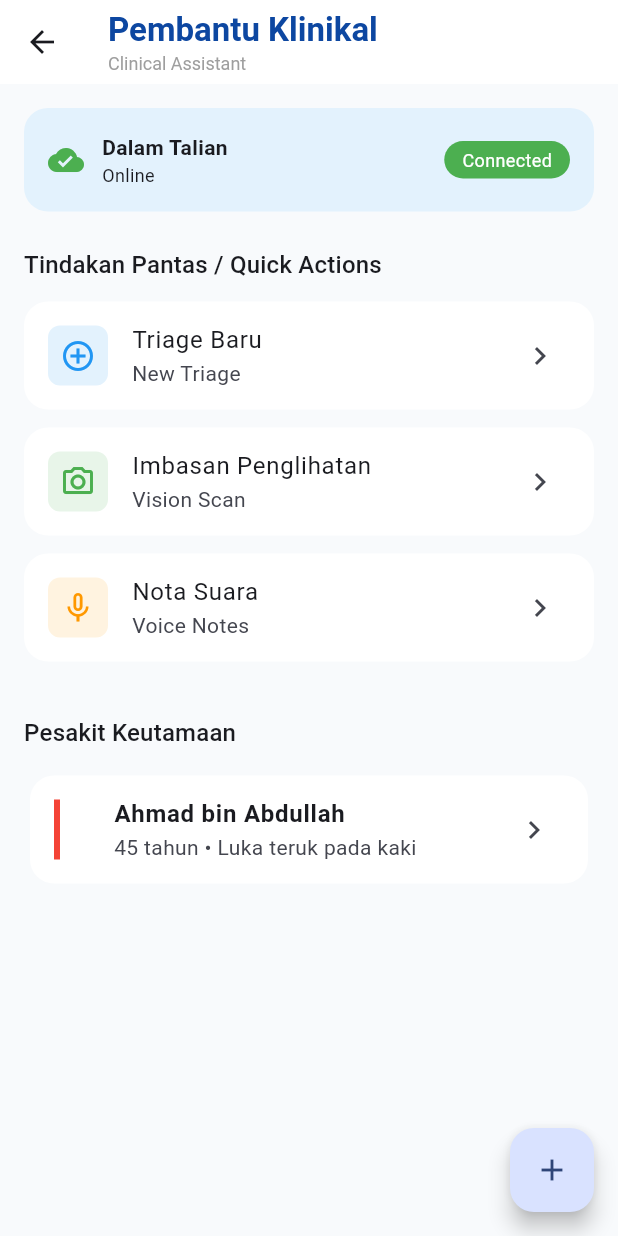
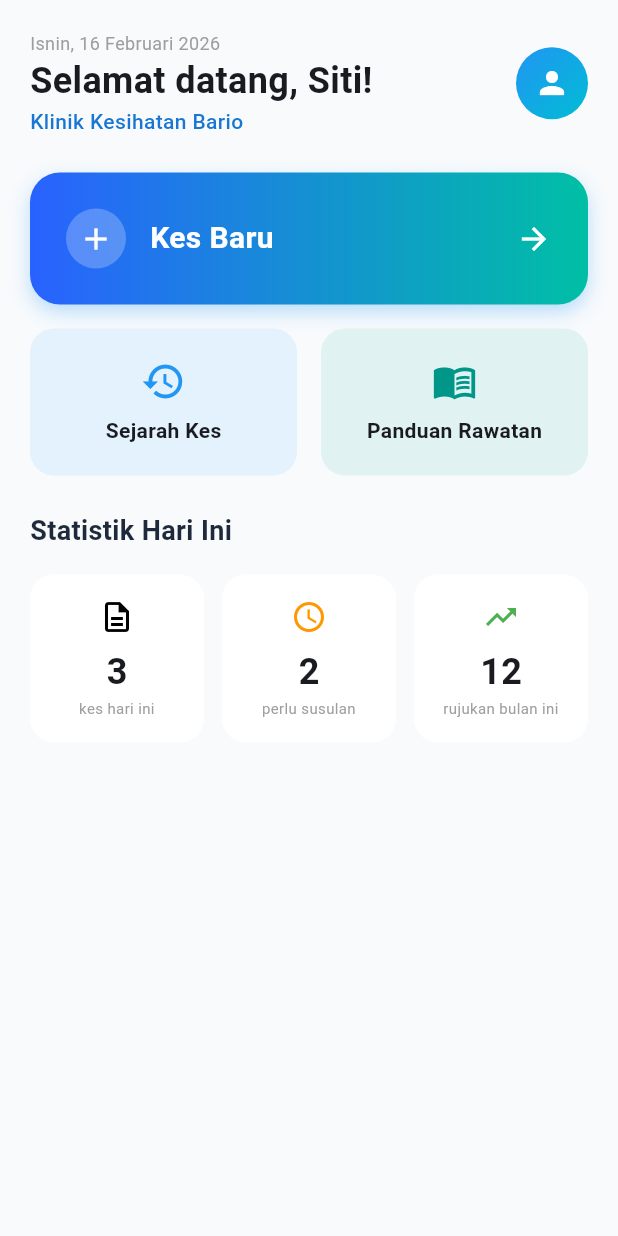
Before and after one commit to Kearskill/kitahackLah, a Flutter app: the HomeView screen opened directly, on a phone screen of 412 x 824 dp. Run offline on Flutter 3.47's test engine with Material 3 defaults, Android fonts, the phone set to English and light mode, and no system bars; our stand-ins replace shared_preferences; accounts and stored records are empty.

Commit message:
Last commit for the day

```diff
--- a/lib/features/home/home_view.dart
+++ b/lib/features/home/home_view.dart
@@ -6,112 +6,251 @@ class HomeView extends StatelessWidget {
   @override
   Widget build(BuildContext context) {
     return Scaffold(
-      appBar: AppBar(
-        title: const Column(
-          crossAxisAlignment: CrossAxisAlignment.start,
-          children: [
-            Text("Pembantu Klinikal", style: TextStyle(fontWeight: FontWeight.bold, color: Color(0xFF0D47A1))),
-            Text("Clinical Assistant", style: TextStyle(fontSize: 12, color: Colors.grey)),
-          ],
-        ),
-        backgroundColor: Colors.white,
-        elevation: 0,
-      ),
-      body: SingleChildScrollView(
-        padding: const EdgeInsets.all(16.0),
+      backgroundColor: const Color(0xFFF8FAFC),
+      body: SafeArea(
+        child: SingleChildScrollView(
+          padding: const EdgeInsets.all(20.0),
           child: Column(
             crossAxisAlignment: CrossAxisAlignment.start,
             children: [
-            // Status Card
-            _buildStatusCard(),
+              _buildHeader(),
               const SizedBox(height: 24),
-
-            Text("Tindakan Pantas / Quick Actions", style: Theme.of(context).textTheme.titleMedium),
-            const SizedBox(height: 12),
-
-            // Quick Action Buttons
-            _buildActionCard(Icons.add_circle_outline, "Triage Baru", "New Triage", Colors.blue.shade50, Colors.blue),
-            _buildActionCard(Icons.camera_alt_outlined, "Imbasan Penglihatan", "Vision Scan", Colors.green.shade50, Colors.green),
-            _buildActionCard(Icons.mic_none, "Nota Suara", "Voice Notes", Colors.orange.shade50, Colors.orange),
-
+              _buildMainActionCard(),
+              const SizedBox(height: 16),
+              _buildSecondaryActions(),
               const SizedBox(height: 24),
-            Text("Pesakit Keutamaan", style: Theme.of(context).textTheme.titleMedium),
-            const SizedBox(height: 12),
-
-            // Patient List Item
-            _buildPatientCard("Ahmad bin Abdullah", "Red", "45 tahun • Luka teruk pada kaki"),
+              const Text(
+                "Statistik Hari Ini",
+                style: TextStyle(fontSize: 18, fontWeight: FontWeight.bold, color: Color(0xFF1E293B)),
+              ),
+              const SizedBox(height: 16),
+              _buildStatisticsGrid(),
             ],
           ),
         ),
-    //   bottomNavigationBar: NavigationBar(
-    //     destinations: const [
-    //       NavigationDestination(icon: Icon(Icons.home), label: 'Utama'),
-    //       NavigationDestination(icon: Icon(Icons.camera_alt), label: 'Imbasan'),
-    //       NavigationDestination(icon: Icon(Icons.description), label: 'Laporan'),
-    //     ],
-    //   ),
-      floatingActionButton: FloatingActionButton(
-        onPressed: () {}, // This would trigger your AI/Gemini assistant
-        child: const Icon(Icons.add),
       ),
     );
   }
 
-  Widget _buildStatusCard() {
-    return Container(
-      padding: const EdgeInsets.all(16),
-      decoration: BoxDecoration(
-        color: const Color(0xFFE3F2FD),
-        borderRadius: BorderRadius.circular(16),
-      ),
-      child: Row(
+  Widget _buildHeader() {
+    return Row(
+      mainAxisAlignment: MainAxisAlignment.spaceBetween,
       children: [
-          const Icon(Icons.cloud_done, color: Colors.green),
-          const SizedBox(width: 12),
-          const Expanded(
-            child: Column(
+        Column(
           crossAxisAlignment: CrossAxisAlignment.start,
           children: [
-                Text("Dalam Talian", style: TextStyle(fontWeight: FontWeight.bold)),
-                Text("Online", style: TextStyle(fontSize: 12)),
+            const Text("Isnin, 16 Februari 2026", style: TextStyle(color: Colors.grey, fontSize: 12)),
+            const Text("Selamat datang, Siti!", style: TextStyle(fontSize: 24, fontWeight: FontWeight.bold)),
+            Text("Klinik Kesihatan Bario", style: TextStyle(color: Colors.blue.shade700, fontWeight: FontWeight.w500)),
           ],
         ),
+        Container(
+          width: 48, // This is radius * 2
+          height: 48,
+          decoration: const BoxDecoration(
+            shape: BoxShape.circle,
+            gradient: LinearGradient(
+              colors: [Color(0xFF2196F3), Color(0xFF00BCD4)],
+              begin: Alignment.topLeft,
+              end: Alignment.bottomRight,
             ),
-          Container(
-            padding: const EdgeInsets.symmetric(horizontal: 12, vertical: 4),
-            decoration: BoxDecoration(color: Colors.green, borderRadius: BorderRadius.circular(20)),
-            child: const Text("Connected", style: TextStyle(color: Colors.white, fontSize: 12)),
-          )
+          ),
+          child: const Icon(Icons.person, color: Colors.white), // Optional: Add an icon inside
+        ),
+      ],
+    );
+  }
+
+  Widget _buildMainActionCard() {
+    return Container(
+      padding: const EdgeInsets.all(24),
+      decoration: BoxDecoration(
+        gradient: const LinearGradient(colors: [Color(0xFF2962FF), Color(0xFF00BFA5)]),
+        borderRadius: BorderRadius.circular(20),
+        boxShadow: [BoxShadow(color: Colors.blue.withValues(alpha: 0.3), blurRadius: 10, offset: const Offset(0, 5))],
+      ),
+      child: const Row(
+        children: [
+          CircleAvatar(backgroundColor: Colors.white24, child: Icon(Icons.add, color: Colors.white)),
+          SizedBox(width: 16),
+          Text("Kes Baru", style: TextStyle(color: Colors.white, fontSize: 20, fontWeight: FontWeight.bold)),
+          Spacer(),
+          Icon(Icons.arrow_forward, color: Colors.white),
         ],
       ),
     );
   }
 
-  Widget _buildActionCard(IconData icon, String title, String subtitle, Color bgColor, Color iconColor) {
-    return Card(
-      margin: const EdgeInsets.only(bottom: 12),
-      child: ListTile(
-        leading: Container(
-          padding: const EdgeInsets.all(8),
-          decoration: BoxDecoration(color: bgColor, borderRadius: BorderRadius.circular(8)),
-          child: Icon(icon, color: iconColor),
+  Widget _buildSecondaryActions() {
+    return Row(
+      children: [
+        _buildSmallAction("Sejarah Kes", Icons.history, Colors.blue.shade50, Colors.blue),
+        const SizedBox(width: 16),
+        _buildSmallAction("Panduan Rawatan", Icons.menu_book, Colors.teal.shade50, Colors.teal),
+      ],
+    );
+  }
+
+  Widget _buildSmallAction(String title, IconData icon, Color bg, Color iconCol) {
+    return Expanded(
+      child: Container(
+        padding: const EdgeInsets.symmetric(vertical: 20),
+        decoration: BoxDecoration(color: bg, borderRadius: BorderRadius.circular(16)),
+        child: Column(
+          children: [
+            Icon(icon, color: iconCol, size: 30),
+            const SizedBox(height: 8),
+            Text(title, style: const TextStyle(fontWeight: FontWeight.bold)),
+          ],
         ),
-        title: Text(title),
-        subtitle: Text(subtitle),
-        trailing: const Icon(Icons.chevron_right),
-        onTap: () {}, // Navigate to feature here
       ),
     );
   }
 
-  Widget _buildPatientCard(String name, String priority, String desc) {
-    return Card(
-      child: ListTile(
-        leading: Container(width: 4, color: Colors.red, height: 40),
-        title: Text(name, style: const TextStyle(fontWeight: FontWeight.bold)),
-        subtitle: Text(desc),
-        trailing: const Icon(Icons.chevron_right),
+  Widget _buildStatisticsGrid() {
+    return Row(
+      children: [
+        _buildStatCard("3", "kes hari ini", Icons.description_outlined, Colors.black),
+        const SizedBox(width: 12),
+        _buildStatCard("2", "perlu susulan", Icons.access_time, Colors.orange),
+        const SizedBox(width: 12),
+        _buildStatCard("12", "rujukan bulan ini", Icons.trending_up, Colors.green),
+      ],
+    );
+  }
+
+  Widget _buildStatCard(String val, String label, IconData icon, Color iconCol) {
+    return Expanded(
+      child: Container(
+        padding: const EdgeInsets.all(16),
+        decoration: BoxDecoration(color: Colors.white, borderRadius: BorderRadius.circular(16)),
+        child: Column(
+          children: [
+            Icon(icon, color: iconCol),
+            const SizedBox(height: 8),
+            Text(val, style: const TextStyle(fontSize: 24, fontWeight: FontWeight.bold)),
+            Text(label, textAlign: TextAlign.center, style: const TextStyle(fontSize: 10, color: Colors.grey)),
+          ],
+        ),
       ),
     );
   }
 }
+
+// import 'package:flutter/material.dart';
+
+// class HomeView extends StatelessWidget {
+//   const HomeView({super.key});
+
+//   @override
+//   Widget build(BuildContext context) {
+//     return Scaffold(
+//       appBar: AppBar(
+//         title: const Column(
+//           crossAxisAlignment: CrossAxisAlignment.start,
+//           children: [
+//             Text("Pembantu Klinikal", style: TextStyle(fontWeight: FontWeight.bold, color: Color(0xFF0D47A1))),
+//             Text("Clinical Assistant", style: TextStyle(fontSize: 12, color: Colors.grey)),
+//           ],
+//         ),
+//         backgroundColor: Colors.white,
+//         elevation: 0,
+//       ),
+//       body: SingleChildScrollView(
+//         padding: const EdgeInsets.all(16.0),
+//         child: Column(
+//           crossAxisAlignment: CrossAxisAlignment.start,
+//           children: [
+//             // Status Card
+//             _buildStatusCard(),
+//             const SizedBox(height: 24),
+
+//             Text("Tindakan Pantas / Quick Actions", style: Theme.of(context).textTheme.titleMedium),
+//             const SizedBox(height: 12),
+
+//             // Quick Action Buttons
+//             _buildActionCard(Icons.add_circle_outline, "Triage Baru", "New Triage", Colors.blue.shade50, Colors.blue),
+//             _buildActionCard(Icons.camera_alt_outlined, "Imbasan Penglihatan", "Vision Scan", Colors.green.shade50, Colors.green),
+//             _buildActionCard(Icons.mic_none, "Nota Suara", "Voice Notes", Colors.orange.shade50, Colors.orange),
+
+//             const SizedBox(height: 24),
+//             Text("Pesakit Keutamaan", style: Theme.of(context).textTheme.titleMedium),
+//             const SizedBox(height: 12),
+
+//             // Patient List Item
+//             _buildPatientCard("Ahmad bin Abdullah", "Red", "45 tahun • Luka teruk pada kaki"),
+//           ],
+//         ),
+//       ),
+//     //   bottomNavigationBar: NavigationBar(
+//     //     destinations: const [
+//     //       NavigationDestination(icon: Icon(Icons.home), label: 'Utama'),
+//     //       NavigationDestination(icon: Icon(Icons.camera_alt), label: 'Imbasan'),
+//     //       NavigationDestination(icon: Icon(Icons.description), label: 'Laporan'),
+//     //     ],
+//     //   ),
+//       floatingActionButton: FloatingActionButton(
+//         onPressed: () {}, // This would trigger your AI/Gemini assistant
+//         child: const Icon(Icons.add),
+//       ),
+//     );
+//   }
+
+//   Widget _buildStatusCard() {
+//     return Container(
+//       padding: const EdgeInsets.all(16),
+//       decoration: BoxDecoration(
+//         color: const Color(0xFFE3F2FD),
+//         borderRadius: BorderRadius.circular(16),
+//       ),
+//       child: Row(
+//         children: [
+//           const Icon(Icons.cloud_done, color: Colors.green),
+//           const SizedBox(width: 12),
+//           const Expanded(
+//             child: Column(
+//               crossAxisAlignment: CrossAxisAlignment.start,
+//               children: [
+//                 Text("Dalam Talian", style: TextStyle(fontWeight: FontWeight.bold)),
+//                 Text("Online", style: TextStyle(fontSize: 12)),
+//               ],
+//             ),
+//           ),
+//           Container(
+//             padding: const EdgeInsets.symmetric(horizontal: 12, vertical: 4),
+//             decoration: BoxDecoration(color: Colors.green, borderRadius: BorderRadius.circular(20)),
+//             child: const Text("Connected", style: TextStyle(color: Colors.white, fontSize: 12)),
+//           )
+//         ],
+//       ),
+//     );
+//   }
+
+//   Widget _buildActionCard(IconData icon, String title, String subtitle, Color bgColor, Color iconColor) {
+//     return Card(
+//       margin: const EdgeInsets.only(bottom: 12),
+//       child: ListTile(
+//         leading: Container(
+//           padding: const EdgeInsets.all(8),
+//           decoration: BoxDecoration(color: bgColor, borderRadius: BorderRadius.circular(8)),
+//           child: Icon(icon, color: iconColor),
+//         ),
+//         title: Text(title),
+//         subtitle: Text(subtitle),
+//         trailing: const Icon(Icons.chevron_right),
+//         onTap: () {}, // Navigate to feature here
+//       ),
+//     );
+//   }
+
+//   Widget _buildPatientCard(String name, String priority, String desc) {
+//     return Card(
+//       child: ListTile(
+//         leading: Container(width: 4, color: Colors.red, height: 40),
+//         title: Text(name, style: const TextStyle(fontWeight: FontWeight.bold)),
+//         subtitle: Text(desc),
+//         trailing: const Icon(Icons.chevron_right),
+//       ),
+//     );
+//   }
+// }
```
Lines whose indentation alone changed are shown as unchanged.
